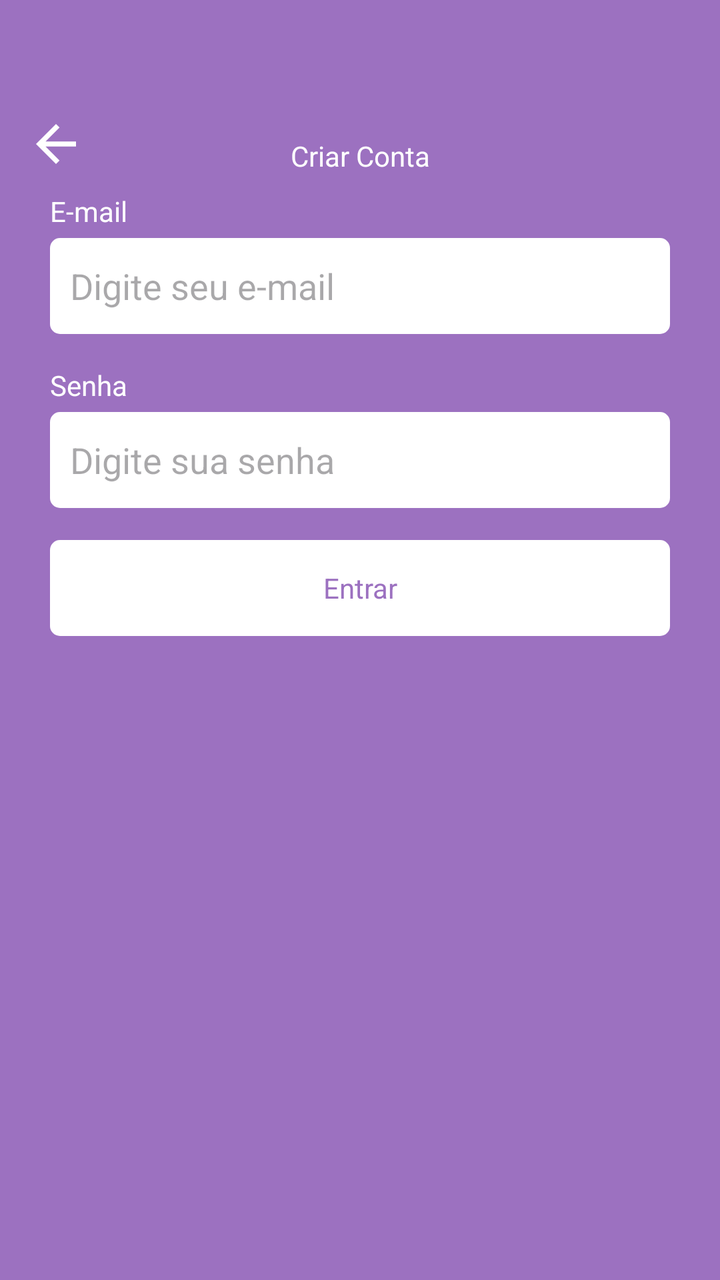
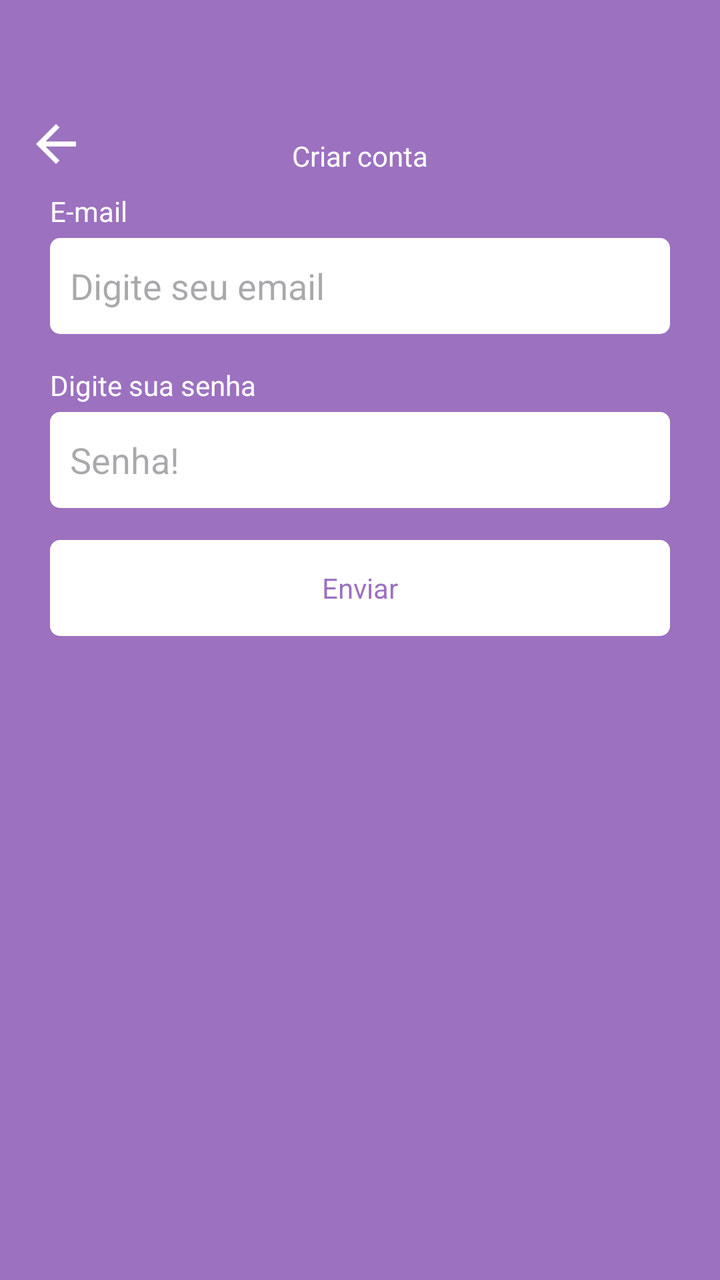

Before-and-after screenshots of an Android layout around one commit, followed by the original layout XML and the change that was made.
<!-- AndroidManifest.xml: application theme Theme.Cecilia -->
<!-- res/layout/fragment_register.xml -->
<?xml version="1.0" encoding="utf-8"?>
<ScrollView xmlns:android="http://schemas.android.com/apk/res/android"
    xmlns:tools="http://schemas.android.com/tools"
    xmlns:app="http://schemas.android.com/apk/res-auto"
    android:layout_width="match_parent"
    android:layout_height="match_parent"
    tools:context=".ui.auth.RegisterFragment"
    android:fillViewport="true">

    <LinearLayout
        android:id="@+id/LinearLayout1"
        android:layout_width="match_parent"
        android:layout_height="wrap_content"
        android:orientation="vertical">

        <com.google.android.material.appbar.MaterialToolbar
            android:id="@+id/toolbar"
            android:layout_width="match_parent"
            android:layout_height="wrap_content"
            app:navigationIcon="@drawable/ic_back"
            android:paddingTop="40dp">
            <TextView
                android:layout_width="wrap_content"
                android:layout_height="wrap_content"
                android:text="Criar Conta"
                android:textColor="@color/white"
                android:paddingTop="20dp"
                android:layout_gravity="center_horizontal"/>
        </com.google.android.material.appbar.MaterialToolbar>

    <LinearLayout
        android:id="@+id/LinearLayout2"
        android:layout_width="match_parent"
        android:layout_height="wrap_content"
        android:orientation="vertical"
        android:layout_marginHorizontal="25dp">

        <TextView
            android:layout_width="wrap_content"
            android:layout_height="wrap_content"
            android:text="E-mail"
            android:textColor="@color/white"/>

        <EditText
            android:id="@+id/editextEmail"
            android:layout_width="match_parent"
            android:layout_height="48dp"
            android:hint="Digite seu e-mail"
            android:inputType="textEmailAddress"
            android:padding="10dp"
            android:layout_marginTop="4dp"
            android:background="@drawable/bg_edit_text"/>
        <TextView
            android:layout_width="wrap_content"
            android:layout_height="wrap_content"
            android:text="Senha"
            android:textColor="@color/white"
            android:layout_marginTop="16dp"/>
        <EditText
            android:id="@+id/editextSenha"
            android:layout_width="match_parent"
            android:layout_height="48dp"
            android:inputType="textPassword"
            android:hint="Digite sua senha"
            android:padding="10dp"
            android:layout_marginTop="4dp"
            android:background="@drawable/bg_edit_text"/>

        <com.google.android.material.button.MaterialButton
            android:id="@+id/buttonRegister"
            android:layout_width="match_parent"
            android:layout_height="wrap_content"
            android:layout_marginTop="16dp"
            style='@style/ButtonTheme'
            android:text="Entrar"/>

        <ProgressBar
            android:id="@+id/progressBar"
            android:layout_width="wrap_content"
            android:layout_height="wrap_content"
            android:indeterminateTint="@color/white"
            android:layout_gravity="center"
            android:layout_marginTop="8dp"
            android:visibility="invisible"
            tools:visibility="visible"/>

        </LinearLayout>
    </LinearLayout>
</ScrollView>
<!-- resources referenced by this layout -->
<resources>
  <color name="white">#FFFFFFFF</color>
  <!-- drawable bg_edit_text (drawable) -->
  <?xml version="1.0" encoding="utf-8"?>
  <shape xmlns:android="http://schemas.android.com/apk/res/android"
      android:shape="rectangle">
      <solid android:color="@color/white"/>
      <corners android:radius="5dp"/>
  </shape>
  <!-- drawable ic_back (drawable) -->
  <vector xmlns:android="http://schemas.android.com/apk/res/android" android:autoMirrored="true" android:height="30dp" android:tint="#FFFFFF" android:viewportHeight="24" android:viewportWidth="24" android:width="30dp">
        
      <path android:fillColor="@android:color/white" android:pathData="M20,11H7.83l5.59,-5.59L12,4l-8,8 8,8 1.41,-1.41L7.83,13H20v-2z"/>
      
  </vector>
  <style name="ButtonTheme" parent="Theme.MaterialComponents.DayNight.NoActionBar">
          <item name="android:background">@drawable/bg_btn</item>
          <item name="android:textAllCaps">false</item>
          <item name="android:textColor">@color/color_default</item>
          <item name="backgroundTint">@null</item>
      </style>
  <style name="Theme.Cecilia" parent="Base.Theme.Cecilia" />
  <!-- drawable bg_btn (drawable) -->
  <?xml version="1.0" encoding="utf-8"?>
  <shape xmlns:android="http://schemas.android.com/apk/res/android"
      android:shape="rectangle">
      <solid android:color="@color/white"/>
      <corners android:radius="5dp"/>
  
  </shape>
  <color name="color_default">#9C71C0</color>
  <style name="Base.Theme.Cecilia" parent="Theme.Material3.DayNight.NoActionBar">
          <item name="colorPrimary">@color/color_default</item>
          <item name="colorPrimaryVariant"> @color/color_default</item>
          <item name="android:windowBackground"> @color/color_default</item>
      </style>
</resources>

<!-- the commit's change to res/layout/fragment_register.xml (unified diff, before → after) -->
@@ -22,7 +22,7 @@
             <TextView
                 android:layout_width="wrap_content"
                 android:layout_height="wrap_content"
-                android:text="Criar Conta"
+                android:text="@string/text_button_register_login_fragment"
                 android:textColor="@color/white"
                 android:paddingTop="20dp"
                 android:layout_gravity="center_horizontal"/>
@@ -38,14 +38,14 @@
         <TextView
             android:layout_width="wrap_content"
             android:layout_height="wrap_content"
-            android:text="E-mail"
+            android:text="@string/email_text"
             android:textColor="@color/white"/>
 
         <EditText
             android:id="@+id/editextEmail"
             android:layout_width="match_parent"
             android:layout_height="48dp"
-            android:hint="Digite seu e-mail"
+            android:hint="@string/hint_edit_email"
             android:inputType="textEmailAddress"
             android:padding="10dp"
             android:layout_marginTop="4dp"
@@ -53,7 +53,7 @@
         <TextView
             android:layout_width="wrap_content"
             android:layout_height="wrap_content"
-            android:text="Senha"
+            android:text="@string/hint_edit_password"
             android:textColor="@color/white"
             android:layout_marginTop="16dp"/>
         <EditText
@@ -61,7 +61,7 @@
             android:layout_width="match_parent"
             android:layout_height="48dp"
             android:inputType="textPassword"
-            android:hint="Digite sua senha"
+            android:hint="@string/password_text"
             android:padding="10dp"
             android:layout_marginTop="4dp"
             android:background="@drawable/bg_edit_text"/>
@@ -72,7 +72,7 @@
             android:layout_height="wrap_content"
             android:layout_marginTop="16dp"
             style='@style/ButtonTheme'
-            android:text="Entrar"/>
+            android:text="@string/text_button_register_fragment"/>
 
         <ProgressBar
             android:id="@+id/progressBar"
<!-- resource entries referenced after the edit -->
@@ -14,6 +14,12 @@
       <path android:fillColor="@android:color/white" android:pathData="M20,11H7.83l5.59,-5.59L12,4l-8,8 8,8 1.41,-1.41L7.83,13H20v-2z"/>
       
   </vector>
+  <string name="email_text">E-mail</string>
+  <string name="hint_edit_email"> Digite seu email</string>
+  <string name="hint_edit_password"> Digite sua senha</string>
+  <string name="password_text">Senha!</string>
+  <string name="text_button_register_fragment">Enviar</string>
+  <string name="text_button_register_login_fragment">Criar conta</string>
   <style name="ButtonTheme" parent="Theme.MaterialComponents.DayNight.NoActionBar">
           <item name="android:background">@drawable/bg_btn</item>
           <item name="android:textAllCaps">false</item>
